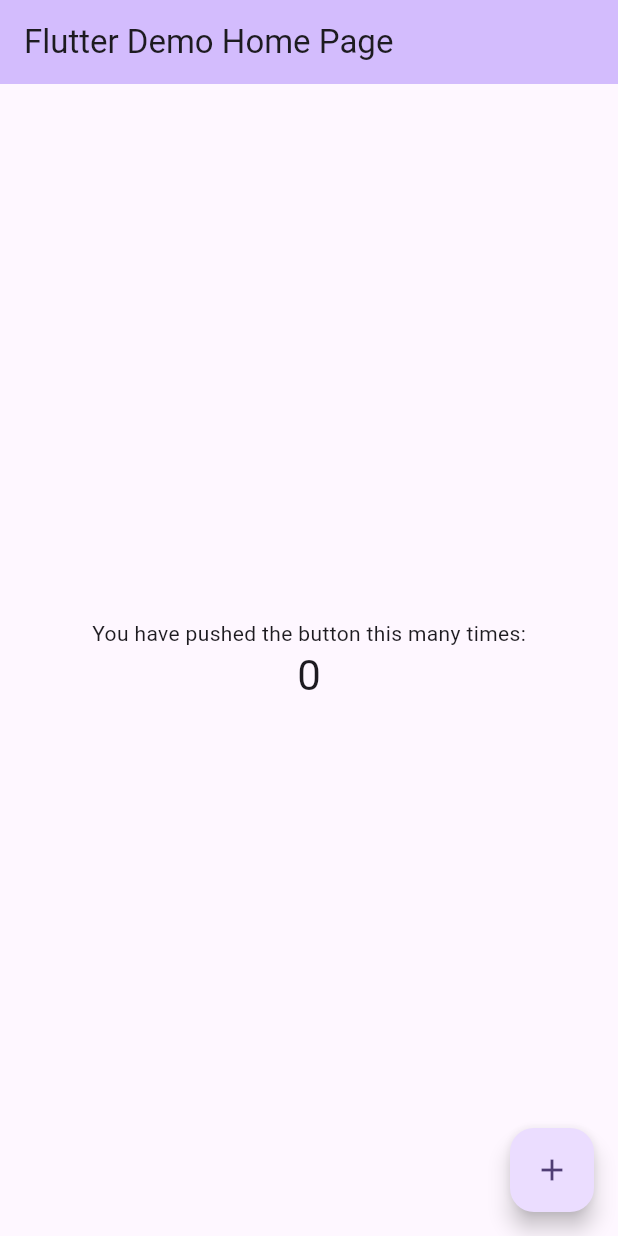
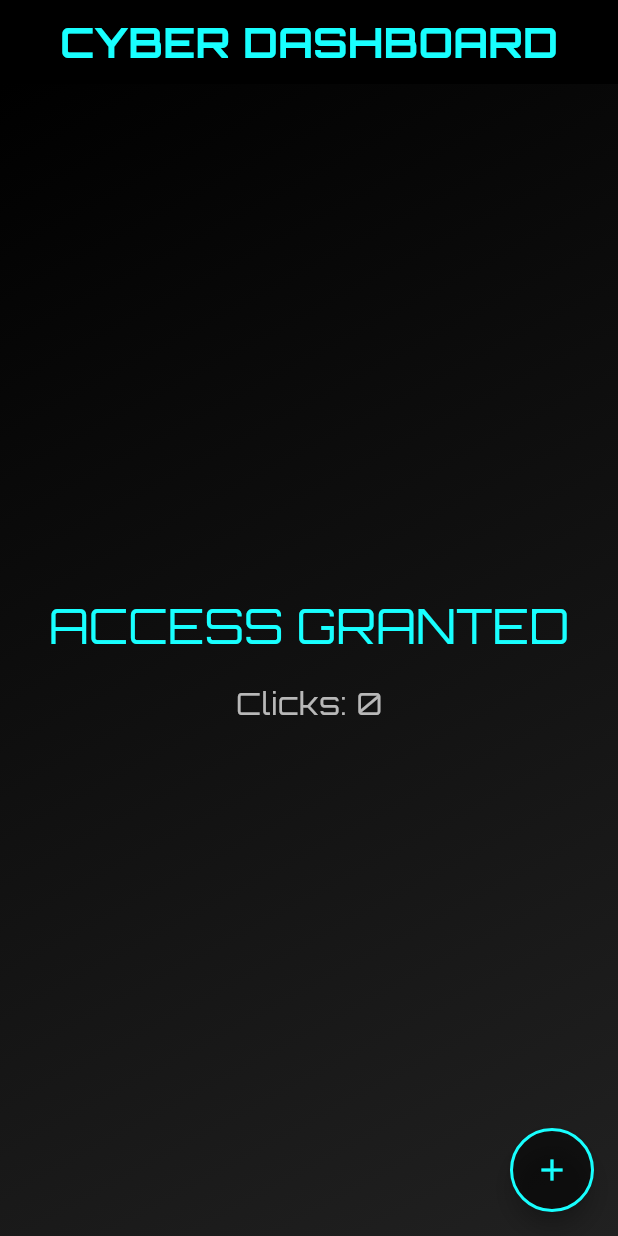
Before and after one commit to could-ai/019a4d21-1074-772b-8fc4-b6b203e49120, a Flutter app: the screen it shows after launch, on a phone screen of 412 x 824 dp. Run offline on Flutter 3.47's test engine with Material 3 defaults, Android fonts, the phone set to English and light mode, and no system bars; our stand-ins replace google_fonts.

Commit message:
Added google_fonts dependency for Orbitron cyber-style fonts, enabling use of neon digital typography in the app theme and widgets.; Replaced default Flutter demo UI with a cyber-themed design: - Imported GoogleFonts and applied the Orbitron font for a futuristic digital look. - Switched to a dark theme with black background and neon cyan/purple accent colors. - Configured AppBar to be transparent and styled title with neon accent and Orbitron font. - Updated FloatingActionButton to have neon border, semi-transparent black fill, and cyan icon foreground. - Created CyberHomePage with a gradient background, neon "ACCESS GRANTED" title, and click counter in neon styling. - Ensured initial route and '\\/' route point to CyberHomePage to maintain routing safety.

```diff
--- a/usr/lib/main.dart
+++ b/usr/lib/main.dart
@@ -1,4 +1,5 @@
 import 'package:flutter/material.dart';
+import 'package:google_fonts/google_fonts.dart';
 
 void main() {
   runApp(const MyApp());
@@ -7,114 +8,106 @@ void main() {
 class MyApp extends StatelessWidget {
   const MyApp({super.key});
 
-  // This widget is the root of your application.
   @override
   Widget build(BuildContext context) {
+    final baseTheme = ThemeData.dark();
     return MaterialApp(
-      title: 'Flutter Demo',
+      title: 'Cyber App',
       debugShowCheckedModeBanner: false,
-      theme: ThemeData(
-        // This is the theme of your application.
-        //
-        // TRY THIS: Try running your application with "flutter run". You'll see
-        // the application has a purple toolbar. Then, without quitting the app,
-        // try changing the seedColor in the colorScheme below to Colors.green
-        // and then invoke "hot reload" (save your changes or press the "hot
-        // reload" button in a Flutter-supported IDE, or press "r" if you used
-        // the command line to start the app).
-        //
-        // Notice that the counter didn't reset back to zero; the application
-        // state is not lost during the reload. To reset the state, use hot
-        // restart instead.
-        //
-        // This works for code too, not just values: Most code changes can be
-        // tested with just a hot reload.
-        colorScheme: ColorScheme.fromSeed(seedColor: Colors.deepPurple),
+      theme: baseTheme.copyWith(
+        scaffoldBackgroundColor: Colors.black,
+        textTheme: GoogleFonts.orbitronTextTheme(baseTheme.textTheme).apply(
+          bodyColor: Colors.white70,
+          displayColor: Colors.cyanAccent,
+        ),
+        colorScheme: baseTheme.colorScheme.copyWith(
+          primary: Colors.cyanAccent,
+          secondary: Colors.purpleAccent,
+        ),
+        appBarTheme: AppBarTheme(
+          backgroundColor: Colors.transparent,
+          elevation: 0,
+          centerTitle: true,
+          titleTextStyle: GoogleFonts.orbitron(
+            color: Colors.cyanAccent,
+            fontSize: 28,
+            fontWeight: FontWeight.bold,
+          ),
+        ),
+        floatingActionButtonTheme: FloatingActionButtonThemeData(
+          backgroundColor: Colors.black45,
+          shape: const CircleBorder(
+            side: BorderSide(color: Colors.cyanAccent, width: 2),
+          ),
+          foregroundColor: Colors.cyanAccent,
+        ),
       ),
-      home: const MyHomePage(title: 'Flutter Demo Home Page'),
+      home: const CyberHomePage(),
+      routes: {
+        '/': (context) => const CyberHomePage(),
+      },
     );
   }
 }
 
-class MyHomePage extends StatefulWidget {
-  const MyHomePage({super.key, required this.title});
-
-  // This widget is the home page of your application. It is stateful, meaning
-  // that it has a State object (defined below) that contains fields that affect
-  // how it looks.
-
-  // This class is the configuration for the state. It holds the values (in this
-  // case the title) provided by the parent (in this case the App widget) and
-  // used by the build method of the State. Fields in a Widget subclass are
-  // always marked "final".
-
-  final String title;
+class CyberHomePage extends StatefulWidget {
+  const CyberHomePage({super.key});
 
   @override
-  State<MyHomePage> createState() => _MyHomePageState();
+  State<CyberHomePage> createState() => _CyberHomePageState();
 }
 
-class _MyHomePageState extends State<MyHomePage> {
+class _CyberHomePageState extends State<CyberHomePage> {
   int _counter = 0;
 
-  void _incrementCounter() {
-    setState(() {
-      // This call to setState tells the Flutter framework that something has
-      // changed in this State, which causes it to rerun the build method below
-      // so that the display can reflect the updated values. If we changed
-      // _counter without calling setState(), then the build method would not be
-      // called again, and so nothing would appear to happen.
-      _counter++;
-    });
-  }
+  void _incrementCounter() => setState(() => _counter++);
 
   @override
   Widget build(BuildContext context) {
-    // This method is rerun every time setState is called, for instance as done
-    // by the _incrementCounter method above.
-    //
-    // The Flutter framework has been optimized to make rerunning build methods
-    // fast, so that you can just rebuild anything that needs updating rather
-    // than having to individually change instances of widgets.
     return Scaffold(
       appBar: AppBar(
-        // TRY THIS: Try changing the color here to a specific color (to
-        // Colors.amber, perhaps?) and trigger a hot reload to see the AppBar
-        // change color while the other colors stay the same.
-        backgroundColor: Theme.of(context).colorScheme.inversePrimary,
-        // Here we take the value from the MyHomePage object that was created by
-        // the App.build method, and use it to set our appbar title.
-        title: Text(widget.title),
+        title: const Text('CYBER DASHBOARD'),
       ),
-      body: Center(
-        // Center is a layout widget. It takes a single child and positions it
-        // in the middle of the parent.
-        child: Column(
-          // Column is also a layout widget. It takes a list of children and
-          // arranges them vertically. By default, it sizes itself to fit its
-          // children horizontally, and tries to be as tall as its parent.
-          //
-          // Column has various properties to control how it sizes itself and
-          // how it positions its children. Here we use mainAxisAlignment to
-          // center the children vertically; the main axis here is the vertical
-          // axis because Columns are vertical (the cross axis would be
-          // horizontal).
-          //
-          // TRY THIS: Invoke "debug painting" (choose the "Toggle Debug Paint"
-          // action in the IDE, or press "p" in the console), to see the
-          // wireframe for each widget.
-          mainAxisAlignment: MainAxisAlignment.center,
-          children: <Widget>[
-            const Text('You have pushed the button this many times:'),
-            Text('$_counter', style: Theme.of(context).textTheme.headlineMedium),
-          ],
-        ),
+      body: Stack(
+        children: [
+          // Background gradient for cyber feel
+          Container(
+            decoration: BoxDecoration(
+              gradient: LinearGradient(
+                colors: [Colors.black, Colors.grey[900]!],
+                begin: Alignment.topLeft,
+                end: Alignment.bottomRight,
+              ),
+            ),
+          ),
+          Center(
+            child: Column(
+              mainAxisSize: MainAxisSize.min,
+              children: [
+                Text(
+                  'ACCESS GRANTED',
+                  style: Theme.of(context).textTheme.headlineMedium!.copyWith(
+                        fontSize: 32,
+                        color: Colors.cyanAccent,
+                      ),
+                ),
+                const SizedBox(height: 16),
+                Text(
+                  'Clicks: $_counter',
+                  style: Theme.of(context).textTheme.bodyLarge!.copyWith(
+                        fontSize: 20,
+                      ),
+                ),
+              ],
+            ),
+          ),
+        ],
       ),
       floatingActionButton: FloatingActionButton(
         onPressed: _incrementCounter,
         tooltip: 'Increment',
         child: const Icon(Icons.add),
-      ), // This trailing comma makes auto-formatting nicer for build methods.
+      ),
     );
   }
 }
```
Also changed, not shown: usr/pubspec.yaml (+5 -10 lines).
